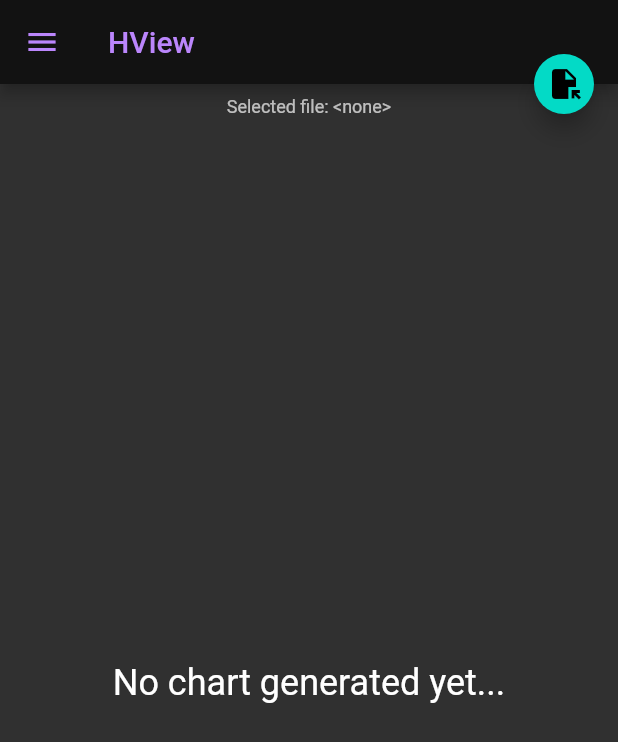
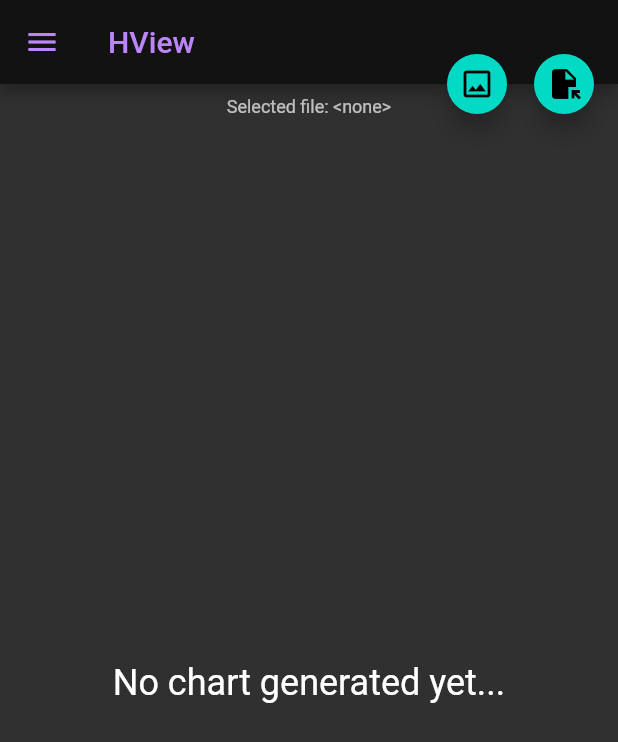
Before and after one commit to renatoathaydes/h_view, a Flutter app: the screen it shows after launch, on a phone screen of 412 x 824 dp. Shown: the top 742 px of the screen. Run offline on Flutter 3.47's test engine with Material 2 defaults, Android fonts, the phone set to English and light mode, and no system bars; our stand-ins replace file, file_picker, syncfusion_flutter_charts.

Commit message:
Adding button to export image.

```diff
--- a/lib/main.dart
+++ b/lib/main.dart
@@ -86,9 +86,15 @@ class _MyHomePageState extends State<MyHomePage> {
 
   @override
   Widget build(BuildContext context) {
+    final loading = _loadState != LoadState.none;
+    final theme = Theme.of(context);
+    final buttonColor = loading
+        ? theme.disabledColor
+        : theme.floatingActionButtonTheme.foregroundColor;
+
     return Scaffold(
       appBar: AppBar(
-        foregroundColor: Theme.of(context).colorScheme.primary,
+        foregroundColor: theme.colorScheme.primary,
         title: Text(widget.title),
       ),
       drawer: drawer(
@@ -106,11 +112,27 @@ class _MyHomePageState extends State<MyHomePage> {
         ),
       ),
       floatingActionButtonLocation: FloatingActionButtonLocation.miniEndTop,
-      floatingActionButton: FloatingActionButton(
-        onPressed: _pickFile,
-        mini: true,
-        tooltip: 'Pick a file',
-        child: const Icon(Icons.file_open),
+      floatingActionButton: Row(
+        mainAxisSize: MainAxisSize.min,
+        children: [
+          FloatingActionButton(
+            onPressed: null,
+            mini: true,
+            backgroundColor: buttonColor,
+            tooltip: 'Export image',
+            child: const Icon(Icons.image_outlined),
+          ),
+          Padding(
+            padding: const EdgeInsets.only(left: 10.0),
+            child: FloatingActionButton(
+              onPressed: loading ? null : _pickFile,
+              mini: true,
+              backgroundColor: buttonColor,
+              tooltip: 'Pick a file',
+              child: const Icon(Icons.file_open),
+            ),
+          ),
+        ],
       ),
     );
   }
--- a/lib/src/ui/chart.dart
+++ b/lib/src/ui/chart.dart
@@ -3,6 +3,8 @@ import 'package:syncfusion_flutter_charts/charts.dart';
 
 import '../histogram_parser.dart';
 import 'helper_widgets.dart';
+
+final cartesianChartKey = GlobalKey<SfCartesianChartState>();
 
 Widget chartWidget(
     BuildContext context, Histogram? histogram, Object? errorLoading) {
@@ -41,6 +43,7 @@ const chartColors = <Color>[
 Widget _histogramWidget(Histogram histogram) {
   var colorIndex = 0;
   return SfCartesianChart(
+    key: cartesianChartKey,
       palette: chartColors,
       legend: Legend(isVisible: true, position: LegendPosition.bottom),
       title: ChartTitle(text: histogram.title),
```
Also changed, not shown: lib/src/export.dart (added, +18 -0 lines).
